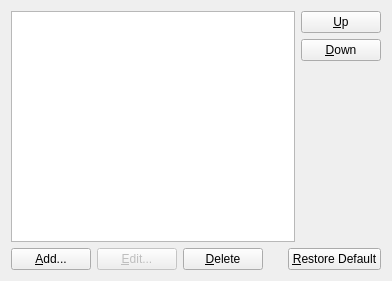
Old version of the form libs/gui/pref/preferencepagetms.ui in the repository i-RIC/prepost-gui.
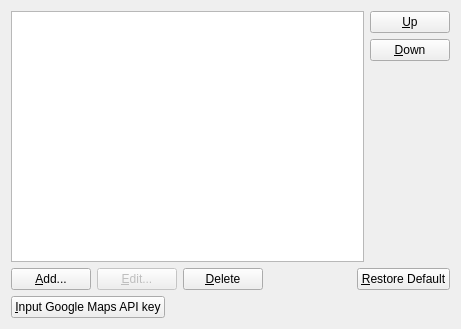
New version of the form. Icons and pictures are not drawn.

Commit message: Now preference dialog has interface to input Google Maps API key.

What changed in the file:
```diff
--- a/libs/gui/pref/preferencepagetms.ui
+++ b/libs/gui/pref/preferencepagetms.ui
@@ -6,8 +6,8 @@
    <rect>
     <x>0</x>
     <y>0</y>
-    <width>392</width>
-    <height>281</height>
+    <width>461</width>
+    <height>329</height>
    </rect>
   </property>
   <property name="windowTitle">
@@ -100,6 +100,43 @@
      </item>
     </layout>
    </item>
+   <item>
+    <layout class="QHBoxLayout" name="horizontalLayout_3">
+     <item>
+      <widget class="QPushButton" name="googleMapsButton">
+       <property name="text">
+        <string>&amp;Input Google Maps API key</string>
+       </property>
+      </widget>
+     </item>
+     <item>
+      <widget class="QLabel" name="googleMapsHintLabel">
+       <property name="toolTip">
+        <string>&lt;html&gt;&lt;head/&gt;&lt;body&gt;&lt;p&gt;Google Maps Platform now need API key to use Google Maps through iRIC. Please get your own Google Maps API key and input here, to use Google Maps images as background images on Pre-processor and on 2D Post-Processing Windows.&lt;/p&gt;&lt;/body&gt;&lt;/html&gt;</string>
+       </property>
+       <property name="text">
+        <string/>
+       </property>
+       <property name="pixmap">
+        <pixmap resource="../../guibase/guibase.qrc">:/libs/guibase/images/iconQuestion.png</pixmap>
+       </property>
+      </widget>
+     </item>
+     <item>
+      <spacer name="horizontalSpacer_2">
+       <property name="orientation">
+        <enum>Qt::Horizontal</enum>
+       </property>
+       <property name="sizeHint" stdset="0">
+        <size>
+         <width>40</width>
+         <height>20</height>
+        </size>
+       </property>
+      </spacer>
+     </item>
+    </layout>
+   </item>
   </layout>
  </widget>
  <resources/>
```
Left out of the diff: 4 changed lines with no effect on the pictures. The commit also changes 2 other files.
